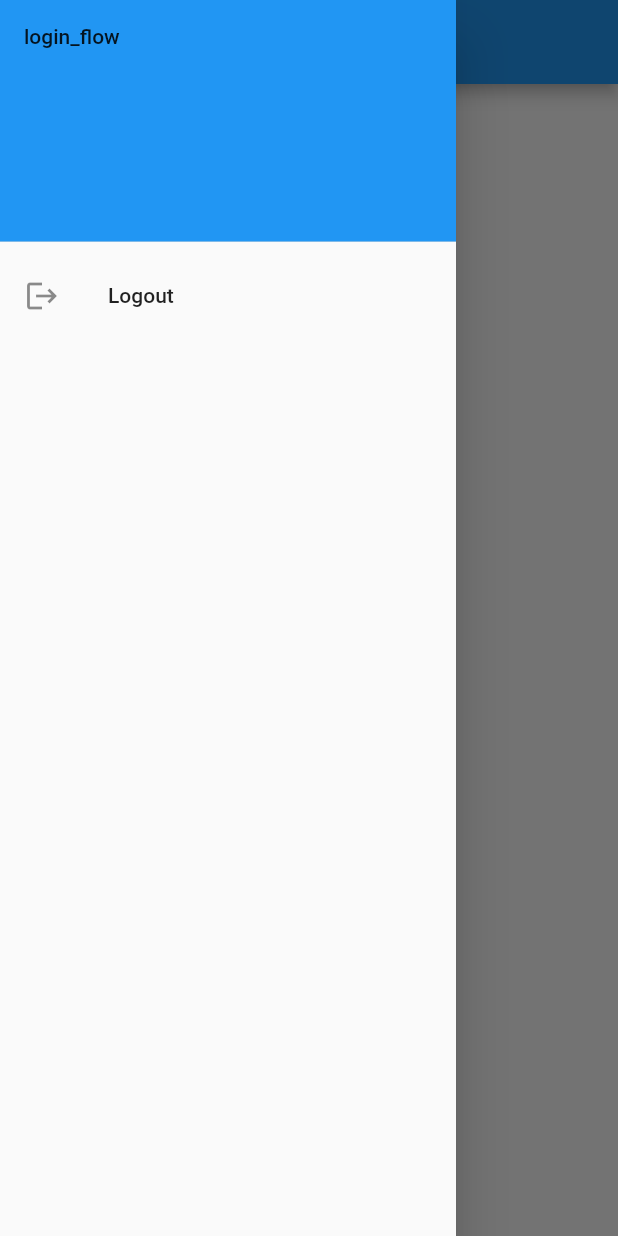
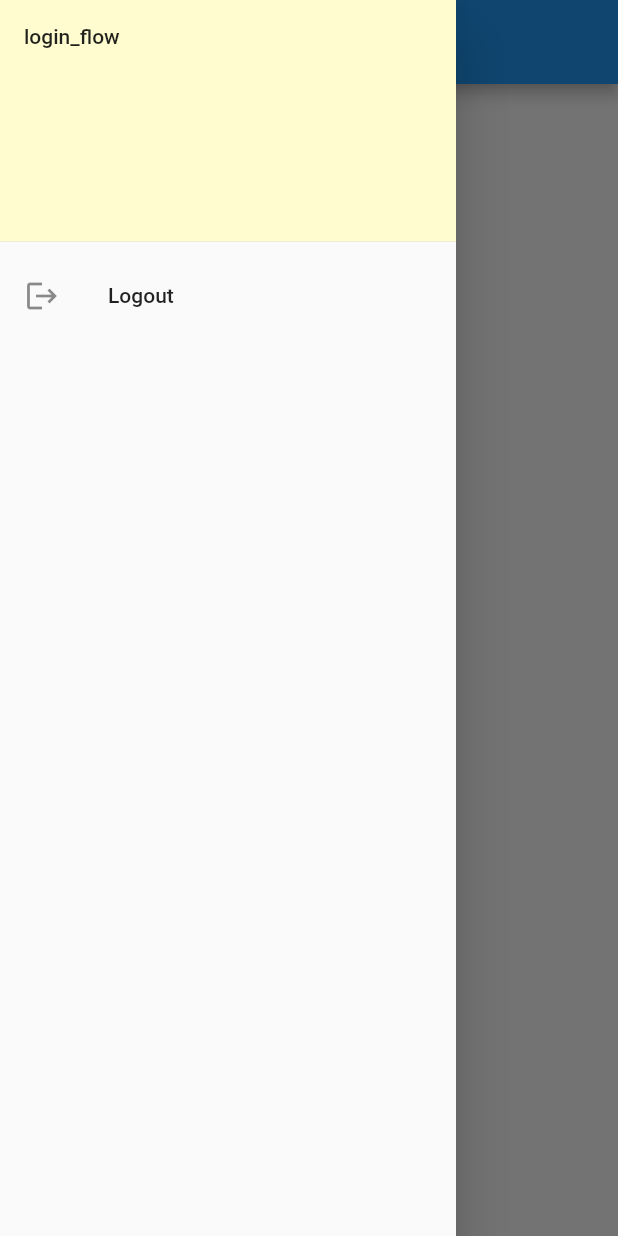
Before and after one commit to sofiapopetrogu/yalla_application, a Flutter app: the HomePage screen opened directly, with the side drawer open, on a phone screen of 412 x 824 dp. Run offline on Flutter 3.47's test engine with Material 2 defaults, Android fonts, the phone set to English and light mode, and no system bars; our stand-ins replace flutter_login, shared_preferences; accounts and stored records are empty.

Commit message:
login pa

```diff
--- a/lib/screens/Loginpage.dart
+++ b/lib/screens/Loginpage.dart
@@ -1,6 +1,7 @@
 import 'package:flutter/material.dart';
 import 'package:project_app/screens/homepage.dart';
 import 'package:flutter_login/flutter_login.dart';
+import 'package:flutter_login/theme.dart';
 import 'package:shared_preferences/shared_preferences.dart';
 
 class LoginPage extends StatefulWidget {
@@ -54,7 +55,7 @@ class _LoginPageState extends State<LoginPage> {
 
     return FlutterLogin(
       title: 'Welcome',
-      logo: 'assets/images/flutter-logo.png',
+      //logo: AssetImage('assets/images/flutter-logo.png'), //need to add Logo here
       onLogin: _loginUser,
       onSignup: _signUpUser,
       onRecoverPassword: _recoverPassword,
--- a/lib/screens/homepage.dart
+++ b/lib/screens/homepage.dart
@@ -15,7 +15,7 @@ class HomePage extends StatelessWidget {
         title: Text(HomePage.routename),
       ),
       body: Center(
-          child: Text('login_flow'),
+          child: Text('Homepage'),
         ),
       drawer: Drawer(
         child: ListView(
@@ -23,7 +23,7 @@ class HomePage extends StatelessWidget {
           children: [
             DrawerHeader(
               decoration: BoxDecoration(
-                color: Colors.blue,
+                color: Color.fromARGB(255, 255, 253, 208), //cream color
               ),
               child: Text('login_flow'),
             ),
```
Also changed, not shown: lib/main.dart (+20 -5 lines).
